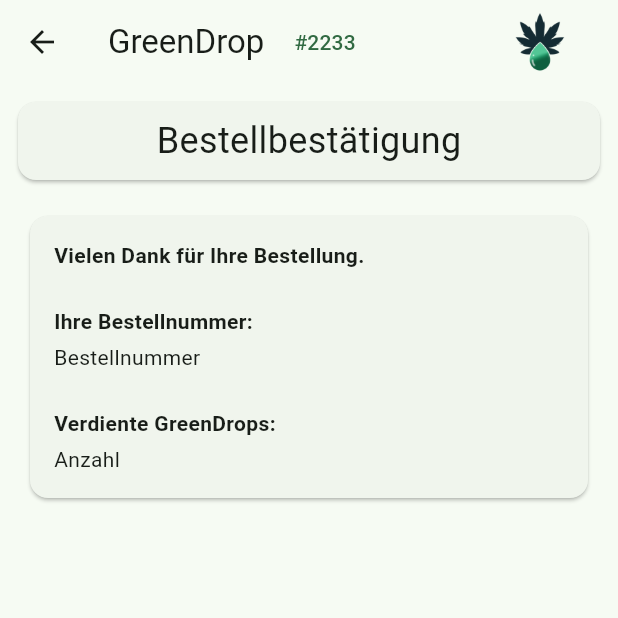
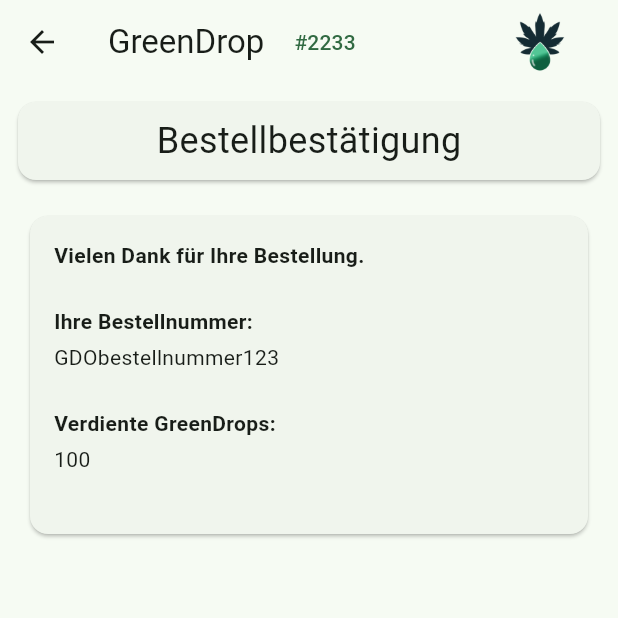
Before and after one commit to zlohbierdcul/GreenDrop, a Flutter app: the OrderConfirmationPage screen opened directly, on a phone screen of 412 x 824 dp, the top half of it. Run offline on Flutter 3.47's test engine with Material 3 defaults, Android fonts, the phone set to English and light mode, and no system bars; our stand-ins replace flutter_map, geocoding, geolocator, latlong2, shared_preferences; accounts and stored records are empty.

Commit message:
Kleine Änderung Bestellbestätigung und Bestellhistorie

```diff
--- a/frontend/lib/src/features/order/presentation/pages/order_confirmation.dart
+++ b/frontend/lib/src/features/order/presentation/pages/order_confirmation.dart
@@ -55,7 +55,7 @@
                             ),
                           ),
                           SizedBox(height: 4),
-                          Text("Bestellnummer"),
+                          Text("GDObestellnummer123"),
                           SizedBox(height: 24),
                           Text(
                             "Verdiente GreenDrops:",
@@ -64,7 +64,8 @@
                             ),
                           ),
                           SizedBox(height: 4),
-                          Text("Anzahl"),
+                          Text("100"),
+                          SizedBox(height: 24),
                         ],
                       ),
                     ),
--- a/frontend/lib/src/features/order_history/presentation/pages/order_details_page.dart
+++ b/frontend/lib/src/features/order_history/presentation/pages/order_details_page.dart
@@ -64,6 +64,12 @@
                           const SizedBox(height: 10),
                           Text(
                             "Bestellnummer: ${order.orderReference}",
+                            //TODO: Bestellnummer ändern
+                            style: const TextStyle(
+                                fontSize: 16, color: Colors.grey),
+                          ),
+                          Text(
+                            "Bestelldatum: ${order.date}",
                             //TODO: Bestellnummer ändern
                             style: const TextStyle(
                                 fontSize: 16, color: Colors.grey),
```
Also changed, not shown: frontend/lib/src/features/order/presentation/order_confirmation/order_confirmation_info.dart (deleted).
